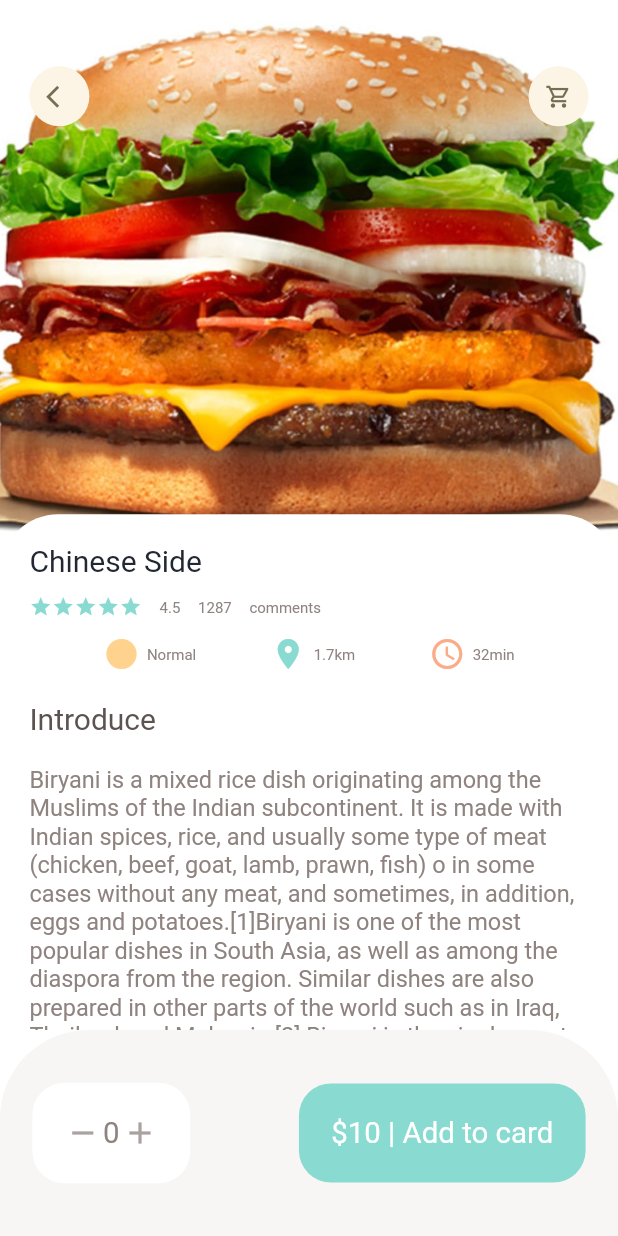
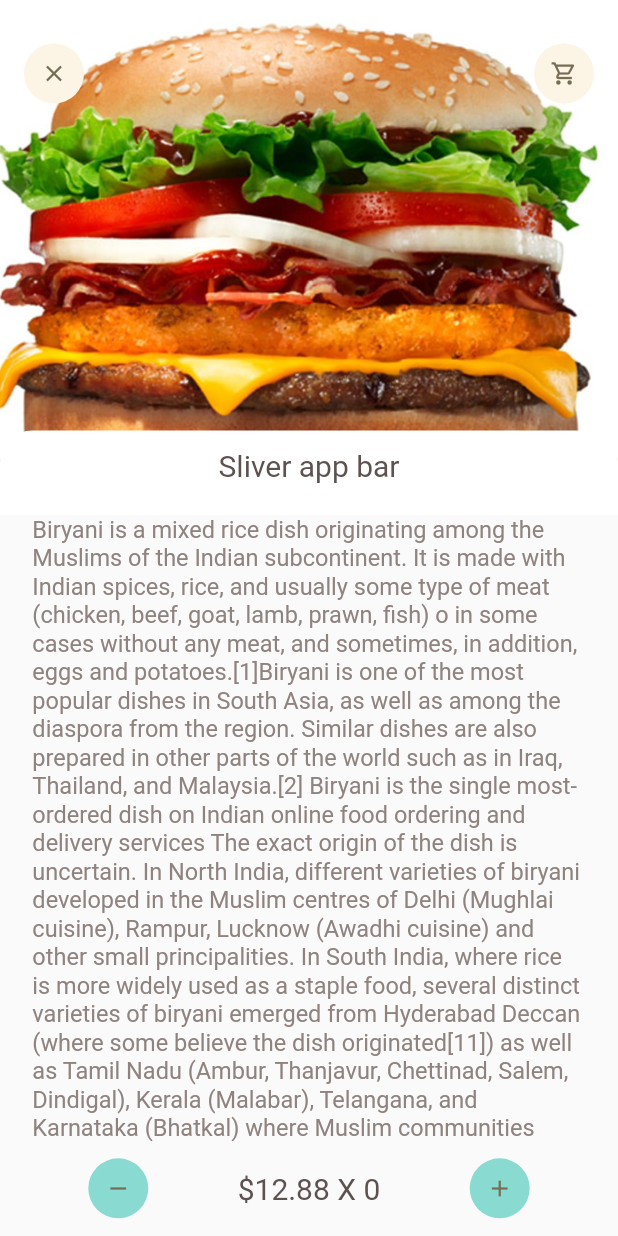
Before and after one commit to NhuDevJunior/flutter_food_app_get_wekk_job, a Flutter app: the screen it shows after launch, after a tap on "Show more", on a phone screen of 412 x 824 dp. Run offline on Flutter 3.47's test engine with Material 2 defaults, Android fonts, the light colour scheme and no system bars; our stand-ins replace dots_indicator, get.

Commit message:
step02: continued add food detail

```diff
--- a/lib/main.dart
+++ b/lib/main.dart
@@ -1,5 +1,6 @@
 import 'package:flutter/material.dart';
 import 'package:flutter_food_shop_app_get_well_job/pages/food/popular_food_detail.dart';
+import 'package:flutter_food_shop_app_get_well_job/pages/food/recommend_food_detail.dart';
 import 'package:flutter_food_shop_app_get_well_job/pages/home/main_food_page.dart';
 import 'package:get/get.dart';
 void main() {
@@ -19,7 +20,7 @@
 
         primarySwatch: Colors.blue,
       ),
-      home: PopularFoodDetail(),
+      home: RecommendedFoodDetail(),
     );
   }
 }
--- /dev/null
+++ b/lib/pages/food/recommend_food_detail.dart
@@ -0,0 +1,106 @@
+import 'package:flutter/material.dart';
+import 'package:flutter_food_shop_app_get_well_job/utils/AppColors.dart';
+import 'package:flutter_food_shop_app_get_well_job/utils/dimensions.dart';
+import 'package:flutter_food_shop_app_get_well_job/widgets/ExpandableTextWidget.dart';
+import 'package:flutter_food_shop_app_get_well_job/widgets/app_icon.dart';
+
+import '../../widgets/big_text.dart';
+
+class RecommendedFoodDetail extends StatelessWidget {
+  @override
+  Widget build(BuildContext context) {
+    return Scaffold(
+      body: CustomScrollView(
+        slivers: [
+          SliverAppBar(
+            toolbarHeight: Dimensions.height100,
+            title: Row(
+              mainAxisAlignment: MainAxisAlignment.spaceBetween,
+              children: [
+                AppIcon(icon: Icons.clear),
+                AppIcon(icon: Icons.shopping_cart_outlined)
+              ],
+            ),
+            bottom: PreferredSize(
+              preferredSize: Size.fromHeight(Dimensions.height26,),
+              child: Container(
+                decoration: BoxDecoration(
+                    color: Colors.white,
+                    borderRadius: BorderRadius.only(
+                        topLeft: Radius.circular(Dimensions.height22),
+                        topRight: Radius.circular(Dimensions.height22))),
+                child: Center(child: BigText(color: AppColors.titleColor, text: "Sliver app bar",),),
+                width: double.maxFinite,
+                padding: EdgeInsets.only(top: Dimensions.height12, bottom: Dimensions.height22),
+              ),
+            ),
+            pinned: true,
+            backgroundColor: AppColors.yellowColor,
+            expandedHeight: Dimensions.height350,
+            flexibleSpace: FlexibleSpaceBar(
+              background: Image.asset("assets/images/food1.jpg",
+                width: double.maxFinite,
+                fit: BoxFit.cover,
+
+              ),
+            ),
+          ),
+          SliverToBoxAdapter(
+            child: Column(
+              children: [
+                Container(
+                  margin: EdgeInsets.only(left: Dimensions.height22, right: Dimensions.height22),
+                  child: ExpandableTextWidget("Biryani is a mixed rice dish originating among the Muslims of the Indian subcontinent. "
+                      "It is made with Indian spices, rice, and usually some type of meat (chicken, beef, goat, lamb, prawn, fish) or in some cases without any meat, and sometimes, in addition, eggs and potatoes.[1]Biryani is one of the most popular dishes in South Asia, as well as among the diaspora from the region. "
+                      "Similar dishes are also prepared in other parts of the world such as in Iraq, Thailand, and Malaysia.[2] Biryani is the single most-ordered dish on Indian online food ordering and delivery services The exact origin of the dish is uncertain. In North India, different varieties of biryani developed in the Muslim centres of Delhi (Mughlai cuisine), Rampur, Lucknow (Awadhi cuisine) and other small principalities. "
+                      "In South India, where rice is more widely used as a staple food, several distinct varieties of biryani emerged from Hyderabad Deccan (where some believe the dish originated[11]) as well as Tamil Nadu (Ambur, Thanjavur, Chettinad, Salem, Dindigal), Kerala (Malabar), Telangana, and Karnataka (Bhatkal) where Muslim communities were present.[5][12]According to historian Lizzie Collingham, the modern biryani developed in the royal kitchens of the Mughal Empire (1526–1857) and is a mix of the native spicy rice dishes of India and the Persian pilaf.[13] "
+                      "Indian restaurateur Kris Dhillon believes that the dish originated in Persia, and was brought to India by the Mughals.Biryani is a mixed rice dish originating among the Muslims of the Indian subcontinent. "
+                      "It is made with Indian spices, rice, and usually some type of meat (chicken, beef, goat, lamb, prawn, fish) or in some cases without any meat, and sometimes, in addition, eggs and potatoes.[1]Biryani is one of the most popular dishes in South Asia, as well as among the diaspora from the region. "
+                      "Similar dishes are also prepared in other parts of the world such as in Iraq, Thailand, and Malaysia.[2] Biryani is the single most-ordered dish on Indian online food ordering and delivery services The exact origin of the dish is uncertain. In North India, different varieties of biryani developed in the Muslim centres of Delhi (Mughlai cuisine), Rampur, Lucknow (Awadhi cuisine) and other small principalities. "
+                      "In South India, where rice is more widely used as a staple food, several distinct varieties of biryani emerged from Hyderabad Deccan (where some believe the dish originated[11]) as well as Tamil Nadu (Ambur, Thanjavur, Chettinad, Salem, Dindigal), Kerala (Malabar), Telangana, and Karnataka (Bhatkal) where Muslim communities were present.[5][12]According to historian Lizzie Collingham, the modern biryani developed in the royal kitchens of the Mughal Empire (1526–1857) and is a mix of the native spicy rice dishes of India and the Persian pilaf.[13] "
+                      "Indian restaurateur Kris Dhillon believes that the dish originated in Persia, and was brought to India by the Mughals"),
+                ),
+                // Container(
+                //   margin: EdgeInsets.only(left: Dimensions.height22, right: Dimensions.height22),
+                //   child: Text(
+                //       "Biryani is a mixed rice dish originating among the Muslims of the Indian subcontinent. "
+                //           "It is made with Indian spices, rice, and usually some type of meat (chicken, beef, goat, lamb, prawn, fish) or in some cases without any meat, and sometimes, in addition, eggs and potatoes.[1]Biryani is one of the most popular dishes in South Asia, as well as among the diaspora from the region. "
+                //           "Similar dishes are also prepared in other parts of the world such as in Iraq, Thailand, and Malaysia.[2] Biryani is the single most-ordered dish on Indian online food ordering and delivery services The exact origin of the dish is uncertain. In North India, different varieties of biryani developed in the Muslim centres of Delhi (Mughlai cuisine), Rampur, Lucknow (Awadhi cuisine) and other small principalities. "
+                //           "In South India, where rice is more widely used as a staple food, several distinct varieties of biryani emerged from Hyderabad Deccan (where some believe the dish originated[11]) as well as Tamil Nadu (Ambur, Thanjavur, Chettinad, Salem, Dindigal), Kerala (Malabar), Telangana, and Karnataka (Bhatkal) where Muslim communities were present.[5][12]According to historian Lizzie Collingham, the modern biryani developed in the royal kitchens of the Mughal Empire (1526–1857) and is a mix of the native spicy rice dishes of India and the Persian pilaf.[13] "
+                //           "Indian restaurateur Kris Dhillon believes that the dish originated in Persia, and was brought to India by the Mughals.Biryani is a mixed rice dish originating among the Muslims of the Indian subcontinent. "
+                //           "It is made with Indian spices, rice, and usually some type of meat (chicken, beef, goat, lamb, prawn, fish) or in some cases without any meat, and sometimes, in addition, eggs and potatoes.[1]Biryani is one of the most popular dishes in South Asia, as well as among the diaspora from the region. "
+                //           "Similar dishes are also prepared in other parts of the world such as in Iraq, Thailand, and Malaysia.[2] Biryani is the single most-ordered dish on Indian online food ordering and delivery services The exact origin of the dish is uncertain. In North India, different varieties of biryani developed in the Muslim centres of Delhi (Mughlai cuisine), Rampur, Lucknow (Awadhi cuisine) and other small principalities. "
+                //           "In South India, where rice is more widely used as a staple food, several distinct varieties of biryani emerged from Hyderabad Deccan (where some believe the dish originated[11]) as well as Tamil Nadu (Ambur, Thanjavur, Chettinad, Salem, Dindigal), Kerala (Malabar), Telangana, and Karnataka (Bhatkal) where Muslim communities were present.[5][12]According to historian Lizzie Collingham, the modern biryani developed in the royal kitchens of the Mughal Empire (1526–1857) and is a mix of the native spicy rice dishes of India and the Persian pilaf.[13] "
+                //           "Indian restaurateur Kris Dhillon believes that the dish originated in Persia, and was brought to India by the Mughals"
+                //   ),
+                // )
+              ],
+            ),
+          )
+        ],
+      ),
+      bottomNavigationBar: Column(
+        mainAxisSize: MainAxisSize.min,
+        children: [
+          Container(
+            padding: EdgeInsets.only(
+                left: Dimensions.height60,
+                right: Dimensions.height60,
+                top: Dimensions.height12,
+                bottom: Dimensions.height12),
+            child: Row(
+              mainAxisAlignment: MainAxisAlignment.spaceBetween,
+              children: [
+                AppIcon(icon: Icons.remove, backgroundColor: AppColors.mainColor,),
+                BigText(color: AppColors.titleColor, text: "\$12.88"+" X "+"0"),
+
+                AppIcon(icon: Icons.add, backgroundColor: AppColors.mainColor)
+              ],
+            ),
+          )
+        ],
+      ),
+    );
+  }
+
+}
--- a/lib/widgets/app_icon.dart
+++ b/lib/widgets/app_icon.dart
@@ -6,11 +6,12 @@ class AppIcon extends StatelessWidget {
   final Color backgroundColor;
   final Color iconColor;
   final double size;
+  final double iconSize;
   AppIcon(
       {required this.icon,
         this.backgroundColor = const Color(0xFFfcf4e4),
         this.iconColor = const Color(0xFF756d54),
-        this.size = 40});
+        this.size = 40, this.iconSize = 18});
   @override
   Widget build(BuildContext context) {
     // TODO: implement build
@@ -24,7 +25,7 @@ class AppIcon extends StatelessWidget {
       child: Icon(
         icon,
         color: iconColor,
-        size: Dimensions.height18,
+        size: iconSize,
       ),
     );
 
```
